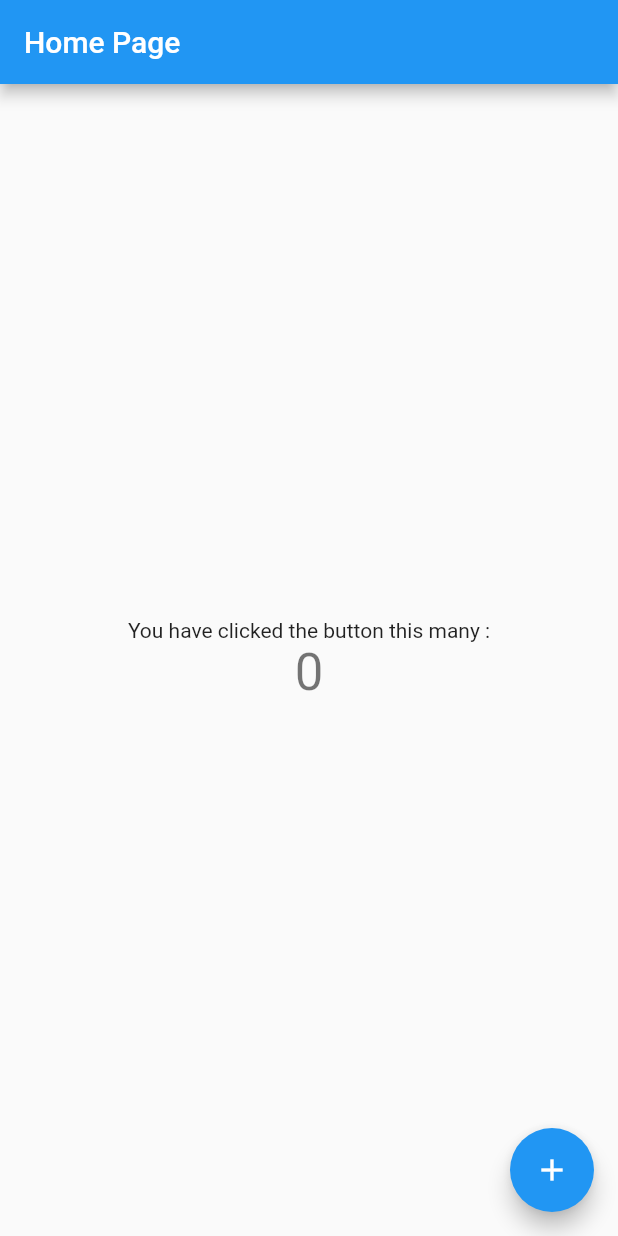
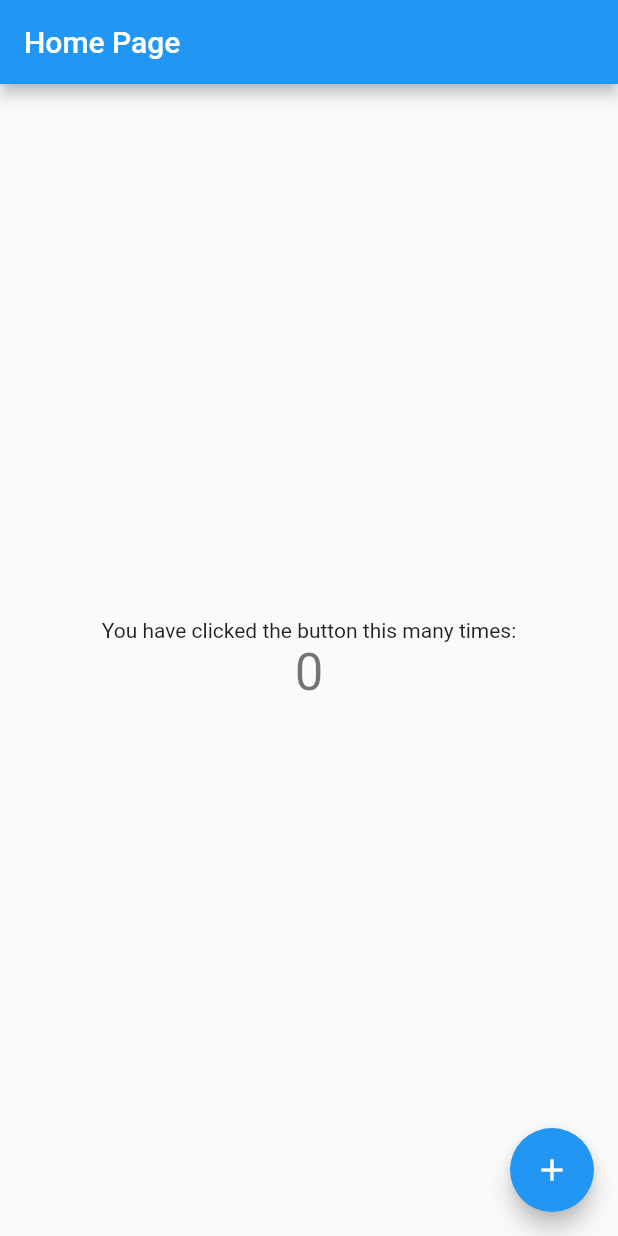
Before and after one commit to ankitojha07/flutter_app_one, a Flutter app: the screen it shows after launch, on a phone screen of 412 x 824 dp. Run offline on Flutter 3.47's test engine with Material 2 defaults, Android fonts, the phone set to English and light mode, and no system bars.

Commit message:
exam time - maintaining the streak

```diff
--- a/lib/main.dart
+++ b/lib/main.dart
@@ -47,7 +47,7 @@ class _MyHomePageState extends State<MyHomePage> {
           mainAxisAlignment: MainAxisAlignment.center,
           children: <Widget>[
             const Text(
-              'You have clicked the button this many :',
+              'You have clicked the button this many times:',
             ),
             Text(
               '$_counter',
```
